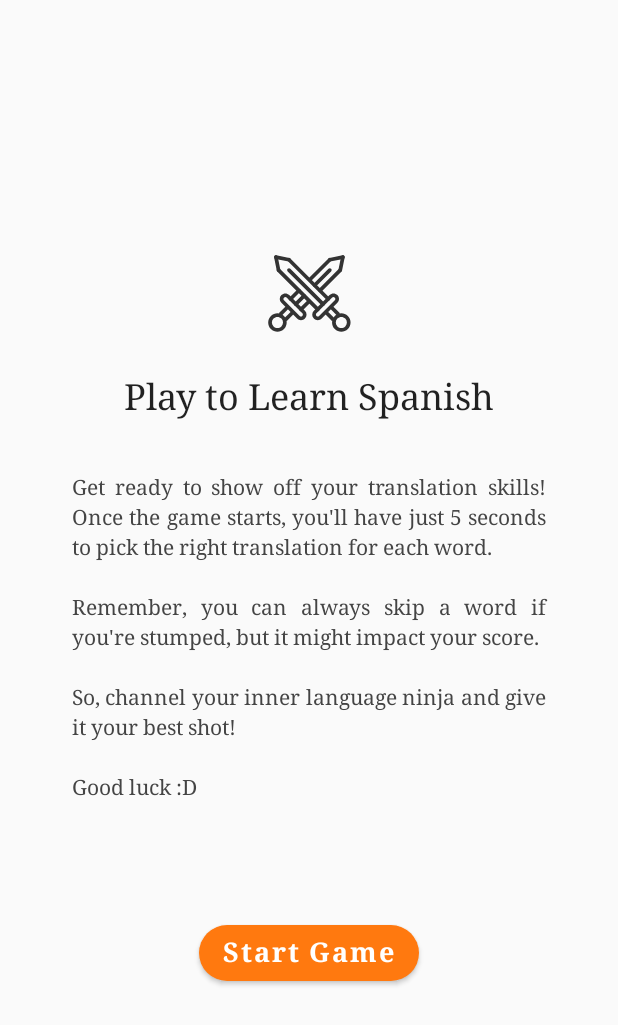
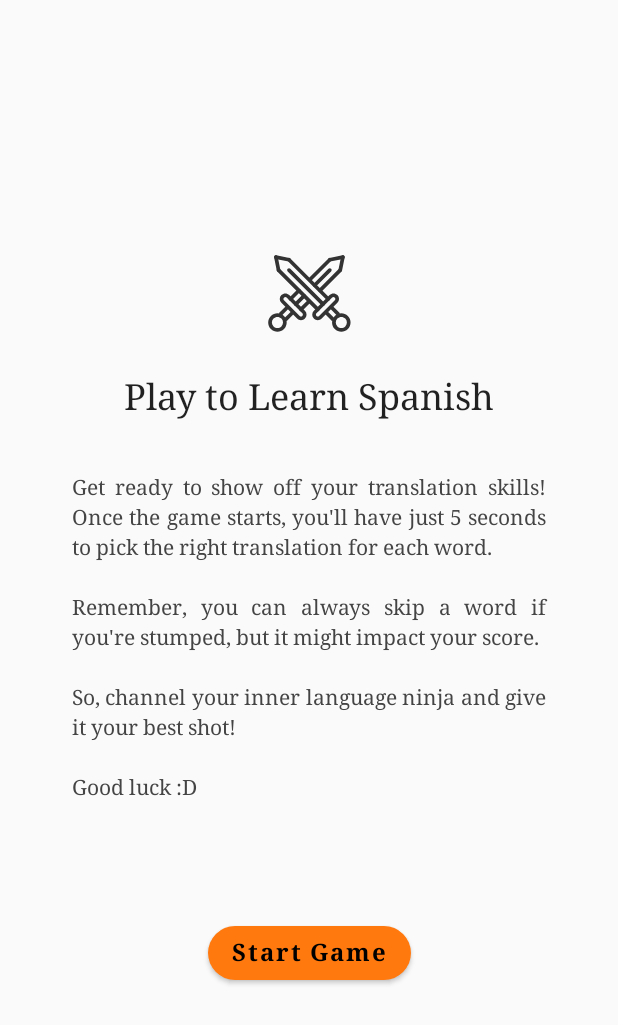
Before and after one commit to janbarari/falling-words-challenge, an Android app built with Jetpack Compose: the screen it shows after launch (HomeActivity), on a phone screen of 412 x 824 dp. Shown: the top 1025 px of the screen. Run offline under Robolectric (Android 15) with nearby library versions, the phone set to English and light mode, and no system bars; our stand-ins replace accompanist; libraries missing offline, so code that uses them is left out: com.google.accompanist.navigation.

Commit message:
refactor(8): Refactor intro screen ui, add navigation to challenge screen

```diff
--- a/app/src/main/java/io/github/janbarari/fallingwords/HomeActivity.kt
+++ b/app/src/main/java/io/github/janbarari/fallingwords/HomeActivity.kt
@@ -33,18 +33,18 @@ class HomeActivity : ComponentActivity() {
                     composable(
                         route = IntroScreen.route
                     ) {
-                        IntroScreen()
+                        IntroScreen(navHostController)
+                    }
+                    composable(
+                        route = ChallengeScreen.route
+                    ) {
+                        ChallengeScreen()
                     }
                     composable(
                         route = ScoreScreen.route
                     ) {
                         ScoreScreen()
                     }
-                    composable(
-                        route = ChallengeScreen.route
-                    ) {
-                        ChallengeScreen()
-                    }
                 }
             }
         }
--- a/app/src/main/java/io/github/janbarari/fallingwords/challenge/ChallengeScreen.kt
+++ b/app/src/main/java/io/github/janbarari/fallingwords/challenge/ChallengeScreen.kt
@@ -8,7 +8,7 @@ import androidx.compose.runtime.Composable
 import androidx.compose.ui.Modifier
 
 object ChallengeScreen {
-    val route: String = "challenge"
+    const val route: String = "challenge"
 }
 
 @Composable
--- a/app/src/main/java/io/github/janbarari/fallingwords/intro/IntroScreen.kt
+++ b/app/src/main/java/io/github/janbarari/fallingwords/intro/IntroScreen.kt
@@ -1,5 +1,6 @@
 package io.github.janbarari.fallingwords.intro
 
+import androidx.compose.animation.ExperimentalAnimationApi
 import androidx.compose.foundation.Image
 import androidx.compose.foundation.background
 import androidx.compose.foundation.layout.*
@@ -17,19 +18,24 @@ import androidx.compose.ui.tooling.preview.Devices
 import androidx.compose.ui.tooling.preview.Preview
 import androidx.compose.ui.unit.dp
 import androidx.compose.ui.unit.sp
+import androidx.navigation.NavHostController
 import io.github.janbarari.fallingwords.R
+import io.github.janbarari.fallingwords.challenge.ChallengeScreen
 import io.github.janbarari.fallingwords.theme.BrandColor
 
 object IntroScreen {
-    val route: String = "intro"
+    const val route: String = "intro"
 }
 
 @Composable
-fun IntroScreen() {
+fun IntroScreen(navController: NavHostController) {
     IntroScreenContent(
         modifier = Modifier.fillMaxSize()
     ) {
-
+        navController.navigate(ChallengeScreen.route) {
+            //Skip Intro screen when back pressed
+            popUpTo(IntroScreen.route) { inclusive = true }
+        }
     }
 }
 
@@ -69,14 +75,17 @@ fun IntroScreenContent(
         Spacer(modifier = Modifier.height(76.dp))
         Button(
             onClick = startOnClick,
-            colors = ButtonDefaults.buttonColors(backgroundColor = BrandColor),
+            colors = ButtonDefaults.buttonColors(
+                backgroundColor = BrandColor,
+                contentColor = Color.Black
+            ),
             shape = RoundedCornerShape(50),
         ) {
             Text(
                 text = "Start Game",
                 fontFamily = FontFamily.Serif,
                 fontWeight = FontWeight.Bold,
-                fontSize = 18.sp
+                fontSize = 16.sp
             )
         }
 
--- a/app/src/main/java/io/github/janbarari/fallingwords/score/ScoreScreen.kt
+++ b/app/src/main/java/io/github/janbarari/fallingwords/score/ScoreScreen.kt
@@ -8,7 +8,7 @@ import androidx.compose.runtime.Composable
 import androidx.compose.ui.Modifier
 
 object ScoreScreen {
-    val route: String = "score"
+    const val route: String = "score"
 }
 
 @Composable
```
